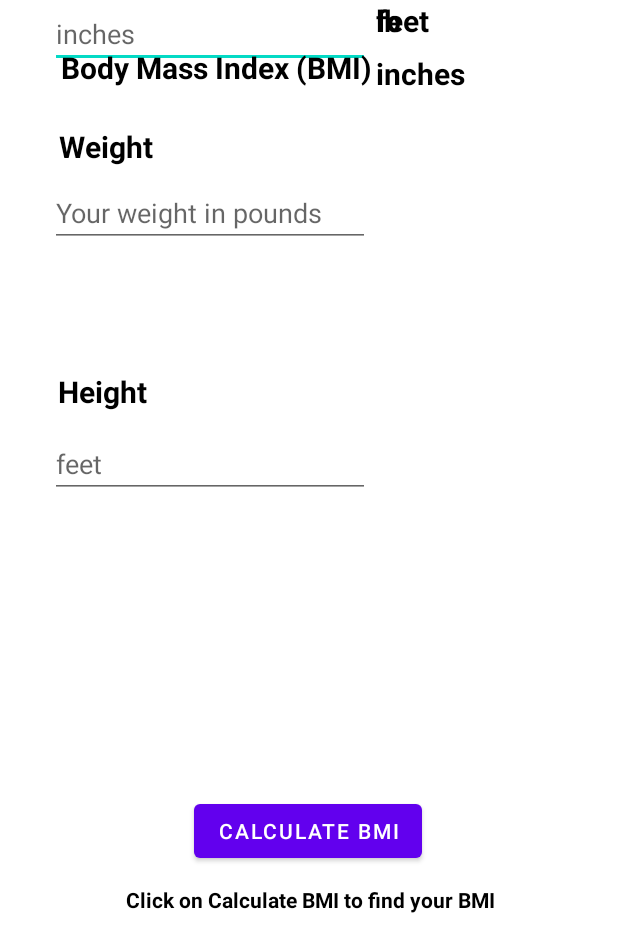
After one commit to megananhdaonguyen/CS4520InClassnguyen0421, an Android app: the layout calculate_bmi.xml on its own in the app's theme, with its tools: preview values and no code run, on a phone screen of 412 x 824 dp. The commit adds this screen. Shown: the top 952 px of the screen. Run offline under Robolectric (Android 15) with nearby library versions, the phone set to English and light mode, and no system bars.

Commit message:
looking good

```diff
--- a/app/build.gradle
+++ b/app/build.gradle
@@ -3,6 +3,11 @@ plugins {
 }
 
 android {
+    signingConfigs {
+        debug {
+            storeFile file('/Users/megananhdao/Desktop/PracticeKeystore')
+        }
+    }
     namespace 'com.example.demo'
     compileSdk 33
 
--- a/app/src/main/java/com/example/demo/PracticeActivity.java
+++ b/app/src/main/java/com/example/demo/PracticeActivity.java
@@ -34,7 +34,7 @@ public class PracticeActivity extends AppCompatActivity {
         button_toast.setOnClickListener(new View.OnClickListener() {
             @Override
             public void onClick(View view) {
-                Toast.makeText(new PracticeActivity(), "Now push to Github and Submit!",Toast.LENGTH_LONG);
+                Toast.makeText(getApplicationContext(), "Now push to Github and Submit!",Toast.LENGTH_LONG).show();
 
             }
         });
--- /dev/null
+++ b/app/src/main/res/layout/calculate_bmi.xml
@@ -0,0 +1,160 @@
+<?xml version="1.0" encoding="utf-8"?>
+<androidx.constraintlayout.widget.ConstraintLayout xmlns:android="http://schemas.android.com/apk/res/android"
+    xmlns:app="http://schemas.android.com/apk/res-auto"
+    xmlns:tools="http://schemas.android.com/tools"
+    android:layout_width="match_parent"
+    android:layout_height="match_parent">
+
+    <EditText
+        android:id="@+id/inches_input"
+        android:layout_width="wrap_content"
+        android:layout_height="wrap_content"
+        android:layout_marginStart="36dp"
+        android:layout_marginEnd="165dp"
+        android:ems="10"
+        android:hint="@string/inches"
+        android:inputType="number"
+        app:layout_constraintEnd_toEndOf="parent"
+        app:layout_constraintHorizontal_bias="1.0"
+        app:layout_constraintStart_toStartOf="parent"
+        tools:layout_editor_absoluteY="330dp" />
+
+    <TextView
+        android:id="@+id/inches"
+        android:layout_width="wrap_content"
+        android:layout_height="wrap_content"
+        android:layout_marginStart="4dp"
+        android:layout_marginTop="8dp"
+        android:text="inches"
+        android:textColor="#000000"
+        android:textSize="20sp"
+        android:textStyle="bold"
+        app:layout_constraintStart_toEndOf="@+id/inches_input"
+        app:layout_constraintTop_toBottomOf="@+id/feet" />
+
+    <TextView
+        android:id="@+id/feet"
+        android:layout_width="wrap_content"
+        android:layout_height="wrap_content"
+        android:layout_marginStart="4dp"
+        android:text="feet"
+        android:textColor="#000000"
+        android:textSize="20sp"
+        android:textStyle="bold"
+        app:layout_constraintStart_toEndOf="@+id/feet_input"
+        tools:layout_editor_absoluteY="303dp" />
+
+    <TextView
+        android:id="@+id/height"
+        android:layout_width="wrap_content"
+        android:layout_height="wrap_content"
+        android:layout_marginStart="38dp"
+        android:layout_marginTop="136dp"
+        android:layout_marginEnd="313dp"
+        android:text="Height"
+        android:textColor="#000000"
+        android:textSize="20sp"
+        android:textStyle="bold"
+        app:layout_constraintEnd_toEndOf="parent"
+        app:layout_constraintStart_toStartOf="parent"
+        app:layout_constraintTop_toBottomOf="@+id/weight" />
+
+    <TextView
+        android:id="@+id/weight"
+        android:layout_width="wrap_content"
+        android:layout_height="wrap_content"
+        android:layout_marginStart="38dp"
+        android:layout_marginTop="25dp"
+        android:layout_marginEnd="309dp"
+        android:text="Weight"
+        android:textColor="#000000"
+        android:textSize="20sp"
+        android:textStyle="bold"
+        app:layout_constraintEnd_toEndOf="parent"
+        app:layout_constraintStart_toStartOf="parent"
+        app:layout_constraintTop_toBottomOf="@+id/BMI_title" />
+
+    <TextView
+        android:id="@+id/lb"
+        android:layout_width="wrap_content"
+        android:layout_height="wrap_content"
+        android:layout_marginStart="4dp"
+        android:text="lb"
+        android:textColor="#000000"
+        android:textSize="20sp"
+        android:textStyle="bold"
+        app:layout_constraintStart_toEndOf="@+id/weight_input"
+        tools:layout_editor_absoluteY="128dp" />
+
+    <Button
+        android:id="@+id/calcBMI"
+        android:layout_width="wrap_content"
+        android:layout_height="wrap_content"
+        android:layout_marginStart="128dp"
+        android:layout_marginTop="530dp"
+        android:layout_marginEnd="129dp"
+        android:text="@string/calc_bmi"
+        app:layout_constraintEnd_toEndOf="parent"
+        app:layout_constraintStart_toStartOf="parent"
+        app:layout_constraintTop_toTopOf="parent" />
+
+    <TextView
+        android:id="@+id/BMI_title"
+        android:layout_width="wrap_content"
+        android:layout_height="wrap_content"
+        android:layout_marginStart="38dp"
+        android:layout_marginTop="31dp"
+        android:layout_marginEnd="162dp"
+        android:text="Body Mass Index (BMI)"
+        android:textColor="#000000"
+        android:textSize="20sp"
+        android:textStyle="bold"
+        app:layout_constraintEnd_toEndOf="parent"
+        app:layout_constraintStart_toStartOf="parent"
+        app:layout_constraintTop_toTopOf="parent" />
+
+    <EditText
+        android:id="@+id/weight_input"
+        android:layout_width="wrap_content"
+        android:layout_height="wrap_content"
+        android:layout_marginStart="36dp"
+        android:layout_marginTop="8dp"
+        android:layout_marginEnd="165dp"
+        android:ems="10"
+        android:hint="@string/weighthint"
+        android:inputType="number"
+        app:layout_constraintEnd_toEndOf="parent"
+        app:layout_constraintHorizontal_bias="1.0"
+        app:layout_constraintStart_toStartOf="parent"
+        app:layout_constraintTop_toBottomOf="@+id/weight" />
+
+    <EditText
+        android:id="@+id/feet_input"
+        android:layout_width="wrap_content"
+        android:layout_height="wrap_content"
+        android:layout_marginStart="36dp"
+        android:layout_marginTop="12dp"
+        android:layout_marginEnd="165dp"
+        android:ems="10"
+        android:hint="@string/feet"
+        android:inputType="number"
+        app:layout_constraintEnd_toEndOf="parent"
+        app:layout_constraintHorizontal_bias="1.0"
+        app:layout_constraintStart_toStartOf="parent"
+        app:layout_constraintTop_toBottomOf="@+id/height" />
+
+    <TextView
+        android:id="@+id/instruction"
+        android:layout_width="wrap_content"
+        android:layout_height="wrap_content"
+        android:layout_marginStart="86dp"
+        android:layout_marginTop="12dp"
+        android:layout_marginEnd="84dp"
+        android:text="Click on Calculate BMI to find your BMI"
+        android:textColor="#000000"
+        android:textStyle="bold"
+        app:layout_constraintEnd_toEndOf="parent"
+        app:layout_constraintStart_toStartOf="parent"
+        app:layout_constraintTop_toBottomOf="@+id/calcBMI" />
+
+</androidx.constraintlayout.widget.ConstraintLayout>
--- a/app/src/main/res/values/strings.xml
+++ b/app/src/main/res/values/strings.xml
@@ -1,3 +1,7 @@
 <resources>
     <string name="app_name">Demo</string>
+    <string name="calc_bmi">Calculate BMI</string>
+    <string name="feet">feet</string>
+    <string name="inches">inches</string>
+    <string name="weighthint">Your weight in pounds</string>
 </resources>
```
Also changed, not shown: app/src/main/AndroidManifest.xml (+21 -0 lines), app/src/main/java/com/example/demo/InClass01.java (added, +29 -0 lines), app/src/main/java/com/example/demo/MainActivity.java (+12 -0 lines), app/src/main/res/layout/activity_main.xml (+17 -1 lines), app/src/main/res/layout/activity_practice.xml (+11 -4 lines).
